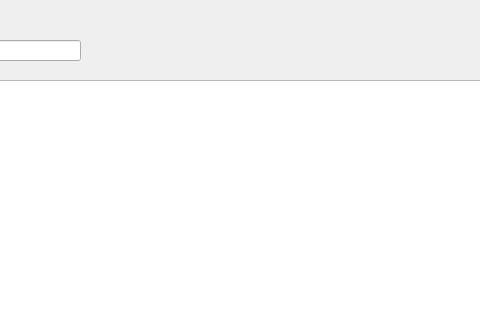
Qt form LAWRENTIAN/LuD/employeeswidget.ui (pyridine/LAWRENTIAN) before a commit; both pictures show x 320 to 800 and y 0 to 320 of the 800 by 600 pixel window.
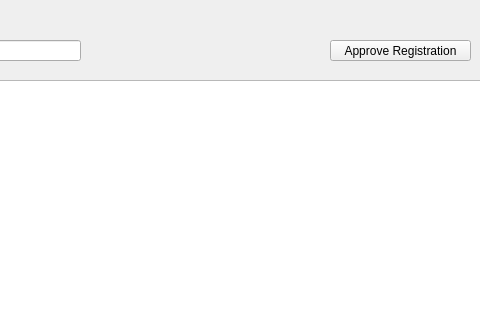
The same form after that commit.

Patch:
```diff
--- a/LAWRENTIAN/LuD/employeeswidget.ui
+++ b/LAWRENTIAN/LuD/employeeswidget.ui
@@ -46,6 +46,19 @@
     </rect>
    </property>
   </widget>
+  <widget class="QPushButton" name="approveRegButton">
+   <property name="geometry">
+    <rect>
+     <x>650</x>
+     <y>40</y>
+     <width>141</width>
+     <height>21</height>
+    </rect>
+   </property>
+   <property name="text">
+    <string>Approve Registration</string>
+   </property>
+  </widget>
  </widget>
  <resources/>
  <connections/>
```
Left out of the diff: 2 changed lines with no effect on the pictures.
